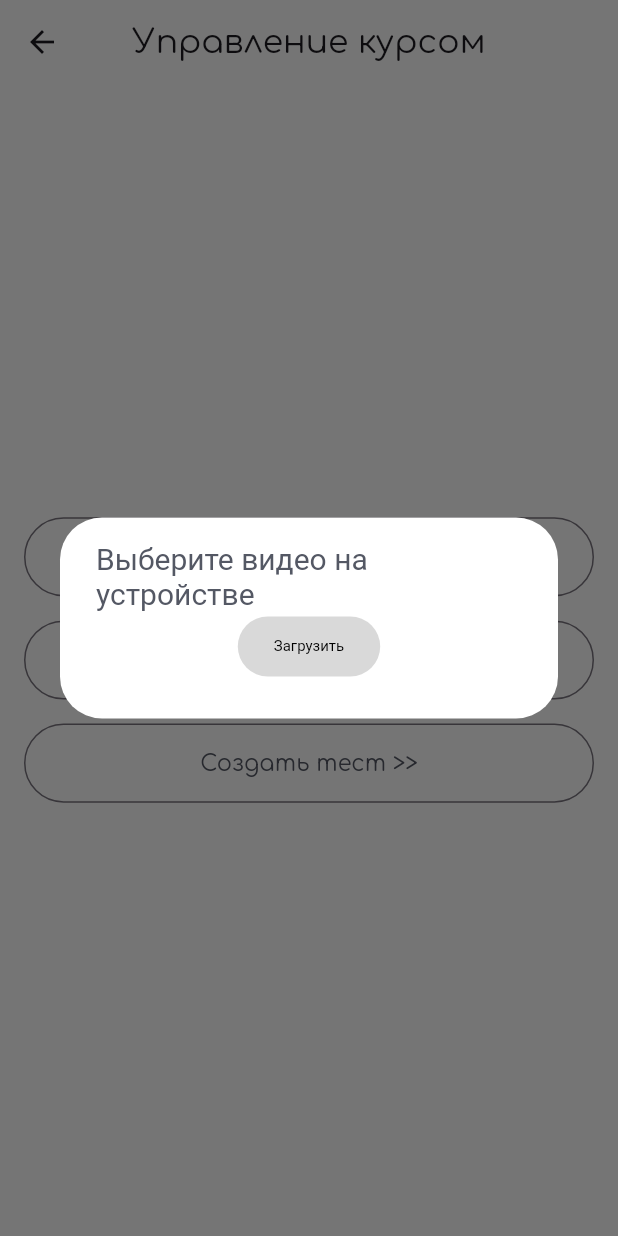
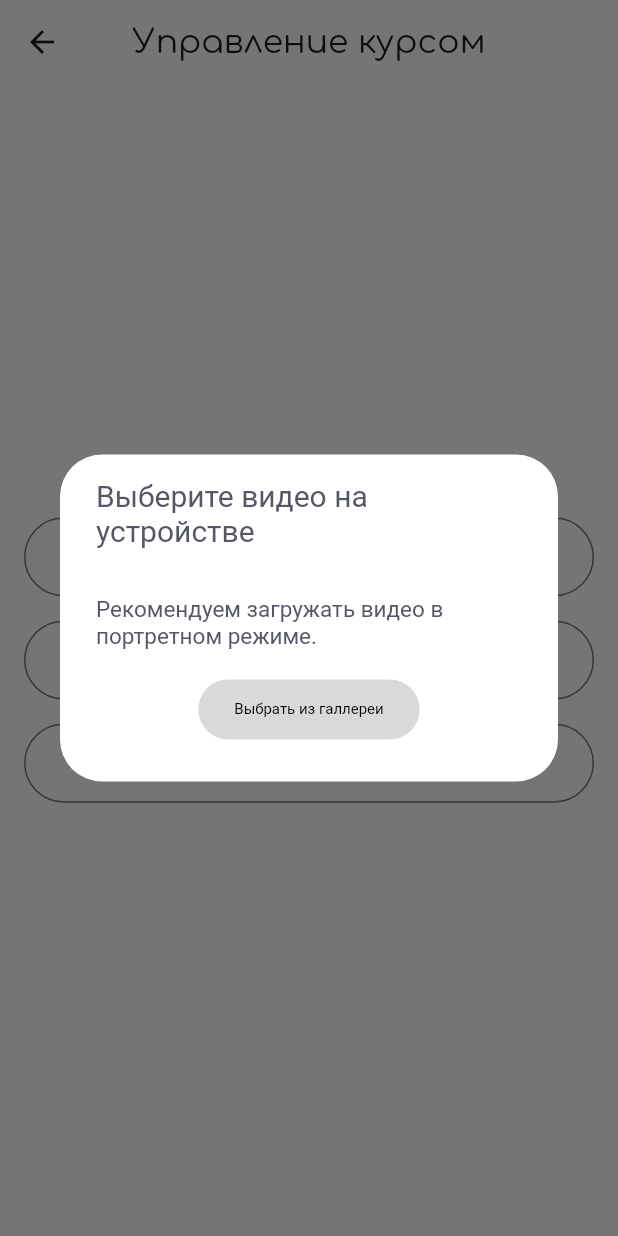
Before and after one commit to G3nD4/studies-mobile, a Flutter app: the CourseManagementScreen screen opened by its route, after a tap on "Создать ролик >>", on a phone screen of 412 x 824 dp. Run offline on Flutter 3.47's test engine with Material 3 defaults, Android fonts, the phone set to English and light mode, and no system bars; our stand-ins replace bloc, cached_network_image, cross_file, device_info_plus, dio, easy_debounce and 5 more; missing offline and left inert: bottom_sheet; accounts and stored records are empty; network calls fail.

Commit message:
feat[app]: added recommendation for user in video uploading

```diff
--- a/lib/ui/common/video_uploader.dart
+++ b/lib/ui/common/video_uploader.dart
@@ -88,6 +88,12 @@ class VideoUploader {
                 'Выберите видео на устройстве',
                 style: context.text.appDescription,
               ),
+              paddingVerticalLarge,
+              Text(
+                'Рекомендуем загружать видео в портретном режиме.',
+                style: context.text.appDescription.copyWith(fontSize: 15.0),
+              ),
+              paddingVerticalMedium,
               ElevatedButton(
                 style: ElevatedButton.styleFrom(
                   backgroundColor: AppColors.veryLightGrey,
@@ -102,7 +108,7 @@ class VideoUploader {
                   }
                 },
                 child: Text(
-                  'Загрузить',
+                  'Выбрать из галлереи',
                   style: context.text.appDescription.copyWith(
                     fontSize: 10.0,
                     color: AppColors.black,
```
